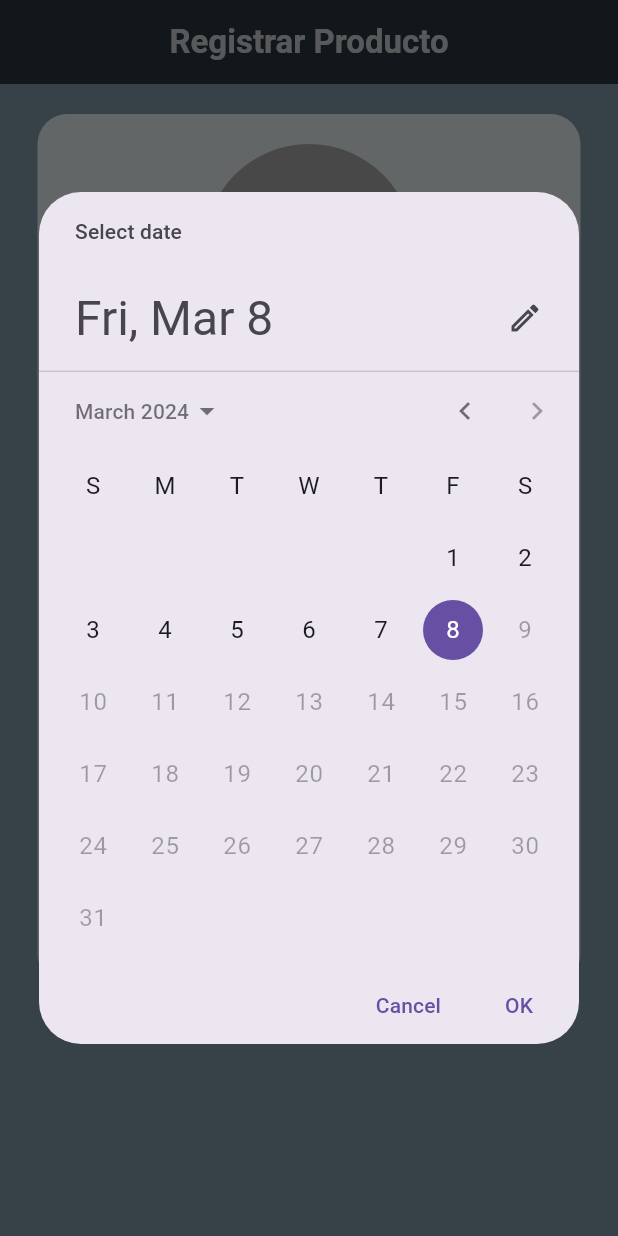
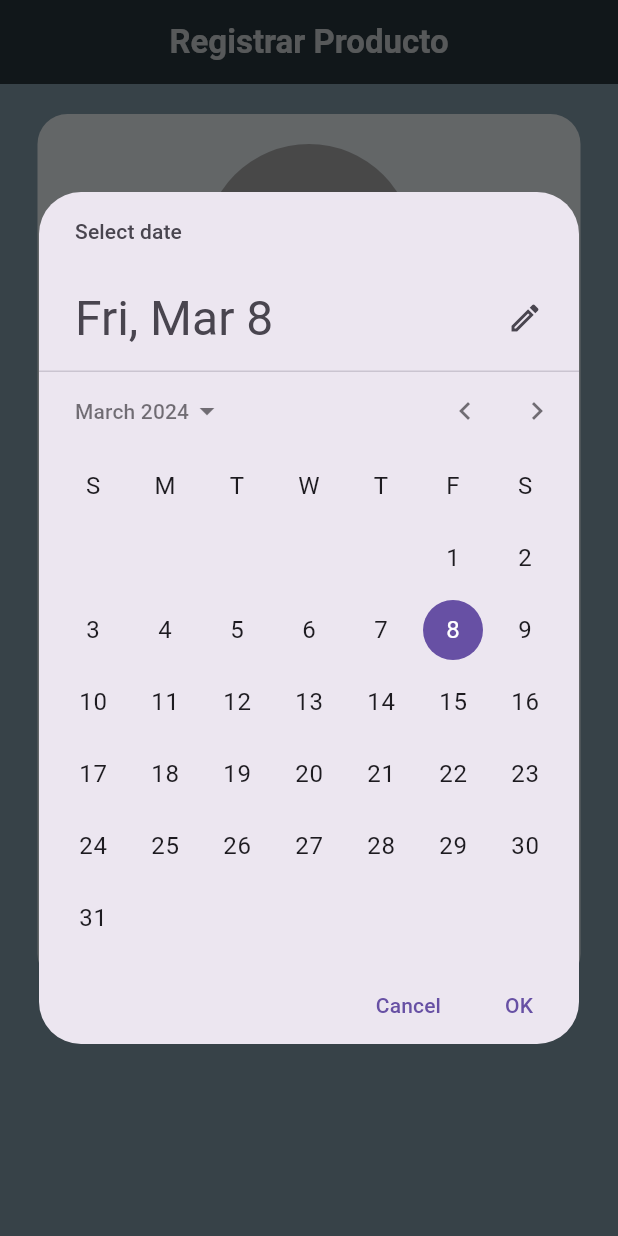
Before and after one commit to arion0501/ExamenFinal_PSP_PMDM, a Flutter app: the vistaCreaProducto screen opened by its route, after a tap on an icon or button, on a phone screen of 412 x 824 dp. Run offline on Flutter 3.47's test engine with Material 3 defaults, Android fonts, the phone set to English and light mode, and no system bars; our stand-ins replace cloud_firestore, firebase_auth, firebase_core, firebase_storage, geolocator, google_maps_flutter and 2 more; accounts and stored records are empty; generated files the repository leaves out were written again.

Commit message:
Commit V54: Validada en la fecha de creación de producto que no permite ser anterior a la fecha actual y si deje seleccionar el resto de fechas.

```diff
--- a/lib/Main/vistaCreaProducto.dart
+++ b/lib/Main/vistaCreaProducto.dart
@@ -213,12 +213,36 @@ class _VistaCreaProductoState extends State<vistaCreaProducto> {
       context: context,
       initialDate: fecha,
       firstDate: DateTime(1900),
-      lastDate: DateTime.now(),
+      lastDate: DateTime.now().add(
+          Duration(days: 365)),
     );
+
     if (fechaSeleccionada != null) {
-      setState(() {
-        fecha = fechaSeleccionada;
-      });
+      if (fechaSeleccionada
+          .isBefore(DateTime.now().subtract(Duration(days: 1)))) {
+        showDialog(
+          context: context,
+          builder: (BuildContext context) {
+            return AlertDialog(
+              title: Text('Error de fecha'),
+              content: Text(
+                  'La fecha seleccionada no puede ser anterior al día actual.'),
+              actions: [
+                TextButton(
+                  onPressed: () {
+                    Navigator.of(context).pop();
+                  },
+                  child: Text('OK'),
+                ),
+              ],
+            );
+          },
+        );
+      } else {
+        setState(() {
+          fecha = fechaSeleccionada;
+        });
+      }
     }
   }
 
@@ -226,7 +250,6 @@ class _VistaCreaProductoState extends State<vistaCreaProducto> {
     String nombre = tecNombre.text.trim();
     String descripcion = tecDescripcion.text.trim();
     double precio = double.parse(tecPrecio.text);
-
 
     String imageUrl = await _subirImagen(_imagePreview);
 
```
